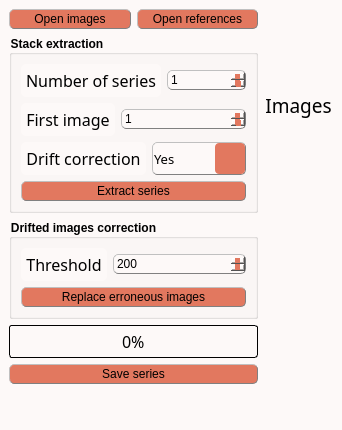
Cyril-Langlois/iniCHORD, file inichord/Extract_Mosaic.ui: the form before one commit.
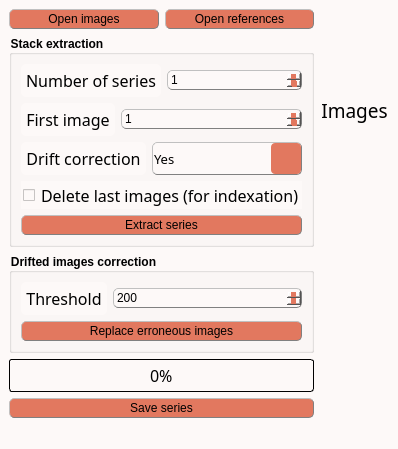
The form after the commit. Icons and pictures are not drawn. Custom widgets are drawn as their Qt base class.

The edit to the form file:
```diff
--- a/inichord/Extract_Mosaic.ui
+++ b/inichord/Extract_Mosaic.ui
@@ -9,8 +9,8 @@
    <rect>
     <x>0</x>
     <y>0</y>
-    <width>339</width>
-    <height>430</height>
+    <width>347</width>
+    <height>429</height>
    </rect>
   </property>
   <property name="sizePolicy">
@@ -79,6 +79,12 @@
 	font : 14pt &quot;Noto Sans Cond&quot;;
 }
 
+/* Gestion taille des QCheckBoxes */
+QCheckBox::indicator:unchecked, QCheckBox::indicator:unchecked:hover, QCheckBox::indicator:checked, QCheckBox::indicator:checked:hover  {
+	width :12px;
+	height : 12px;
+}
+
 QPushButton:hover {background-color: rgb(243, 98, 64);}
 
 QCheckBox::indicator:unchecked {image: url(icons/uncheck_icon.png);}
@@ -443,6 +449,40 @@
              </item>
             </layout>
            </item>
+           <item>
+            <widget class="QCheckBox" name="Delete_last">
+             <property name="sizePolicy">
+              <sizepolicy hsizetype="Preferred" vsizetype="Fixed">
+               <horstretch>0</horstretch>
+               <verstretch>0</verstretch>
+              </sizepolicy>
+             </property>
+             <property name="minimumSize">
+              <size>
+               <width>0</width>
+               <height>0</height>
+              </size>
+             </property>
+             <property name="font">
+              <font>
+               <family>Noto Sans Cond</family>
+               <pointsize>12</pointsize>
+               <weight>50</weight>
+               <italic>false</italic>
+               <bold>false</bold>
+              </font>
+             </property>
+             <property name="toolTip">
+              <string>&lt;html&gt;&lt;head/&gt;&lt;body&gt;&lt;p&gt;&lt;span style=&quot; font-size:11pt;&quot;&gt;Delete the last image of each stack (only for indexation)&lt;/span&gt;&lt;/p&gt;&lt;/body&gt;&lt;/html&gt;</string>
+             </property>
+             <property name="styleSheet">
+              <string notr="true"/>
+             </property>
+             <property name="text">
+              <string>Delete last images (for indexation)</string>
+             </property>
+            </widget>
+           </item>
            <item>
             <widget class="QPushButton" name="Xtract_series">
              <property name="toolTip">
```
Left out of the diff: 2 changed lines with no effect on the pictures.
